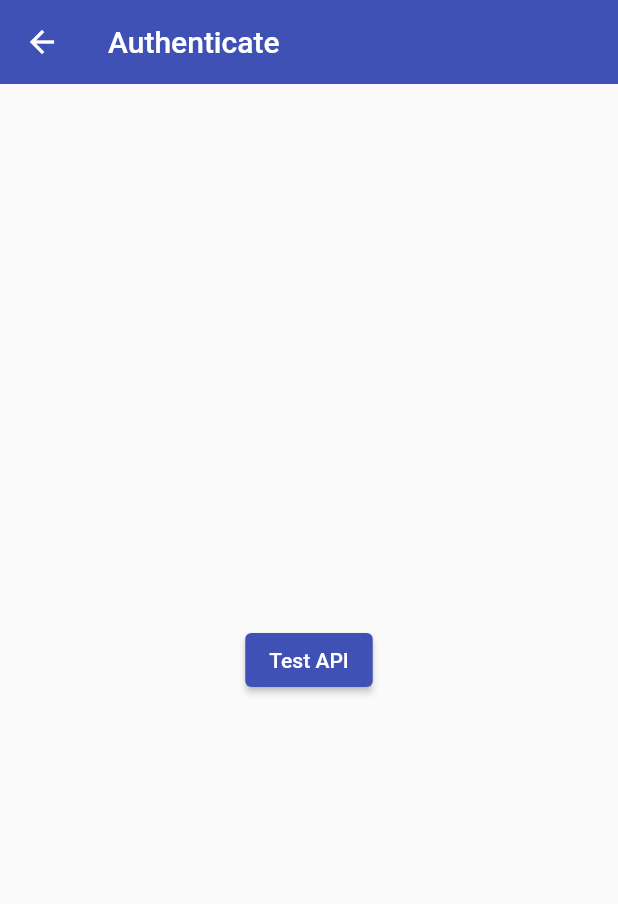
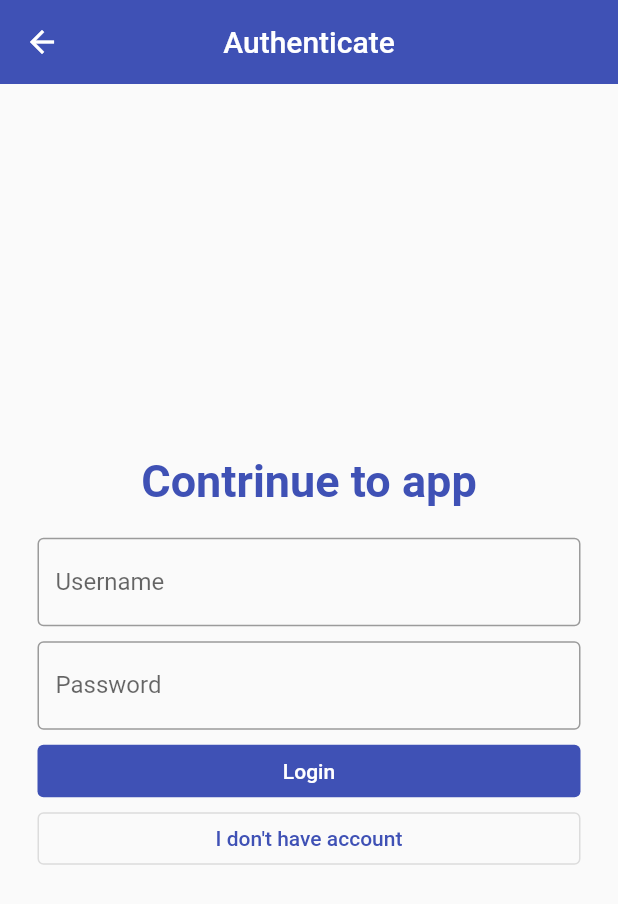
Before and after one commit to BlackIQ/flutter-dio-tutorial, a Flutter app: the AuthScreen screen opened directly, on a phone screen of 412 x 824 dp. Shown: the top 904 px of the screen. Run offline on Flutter 3.47's test engine with Material 2 defaults, Android fonts, the phone set to English and light mode, and no system bars; our stand-ins replace dio.

Commit message:
Done in login

```diff
--- a/lib/app/screens/auth/auth_screen.dart
+++ b/lib/app/screens/auth/auth_screen.dart
@@ -13,19 +13,23 @@ class AuthScreen extends StatefulWidget {
 class _AuthScreenState extends State<AuthScreen> {
   final DioClient _client = DioClient();
 
+  bool login = true;
   bool btnLoading = false;
 
-  void _login(BuildContext context) {
+  final TextEditingController _username = TextEditingController();
+  final TextEditingController _password = TextEditingController();
+
+  void _auth(BuildContext context) {
     setState(() => btnLoading = true);
 
-    var res = _client.login("amir", "ali");
+    var res = login ? _client.login(_username.text, _password.text) : _client.register(_username.text, _password.text);
 
     res.then((result) {
       setState(() => btnLoading = false);
 
       if (result.statusCode == 200) {
         var data = result.data;
-        Provider.of<AppState>(context, listen: false).loginAuth(data["_id"]);
+        Provider.of<AppState>(context, listen: false).loginAuth(data);
       } else {
         print("error");
       }
@@ -37,12 +41,65 @@ class _AuthScreenState extends State<AuthScreen> {
     return Scaffold(
       appBar: AppBar(
         elevation: 0,
-        title: const Text("Authenticate")
+        title: const Text("Authenticate"),
+        centerTitle: true,
       ),
-      body: Center(
-        child:ElevatedButton(
-          onPressed: btnLoading ? null : () => _login(context),
-          child: const Text("Test API")
+      body: Padding(
+        padding: const EdgeInsets.all(25),
+        child: Column(
+          mainAxisAlignment: MainAxisAlignment.center,
+          crossAxisAlignment: CrossAxisAlignment.stretch,
+          children: [
+            Center(
+              child: Text(
+                "Contrinue to app",
+                style: TextStyle(
+                  color: Colors.indigo,
+                  fontSize: 30,
+                  fontWeight: FontWeight.bold,
+                ),
+              ),
+            ),
+            const SizedBox(height: 20),
+            TextField(
+              controller: _username,
+              obscureText: false,
+              decoration: const InputDecoration(
+                border: OutlineInputBorder(),
+                label: Text("Username"),
+                hintText: "Enter username",
+              ),
+            ),
+            const SizedBox(height: 10),
+            TextField(
+              controller: _password,
+              obscureText: true,
+              decoration: const InputDecoration(
+                border: OutlineInputBorder(),
+                label: Text("Password"),
+                hintText: "Enter password",
+              ),
+            ),
+            const SizedBox(height: 10),
+            Container(
+              child: ElevatedButton(
+                onPressed: btnLoading ? null : () => _auth(context),
+                child: Text(login ? "Login" : "Register"),
+                style: ElevatedButton.styleFrom(
+                  elevation: 0,
+                ),
+              ),
+              height: 35,
+            ),
+            const SizedBox(height: 10),
+            Container(
+              child: OutlinedButton(
+                onPressed: () => setState(() => login = !login),
+                child: Text(login ? "I don't have account" : "I have account"),
+              ),
+              height: 35,
+            ),
+          ],
         ),
       ),
     );
```
